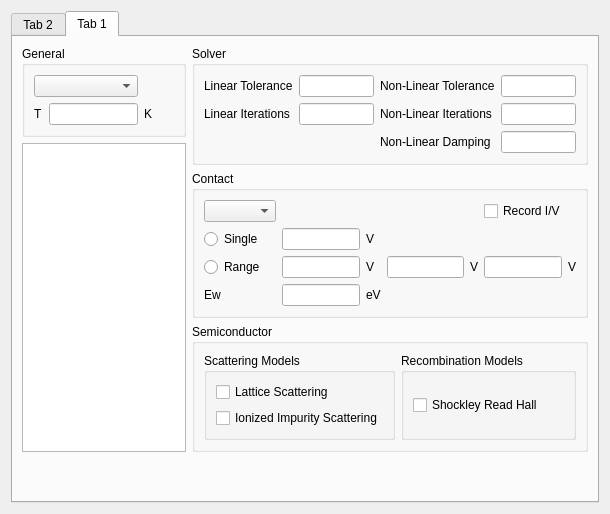
Old version of the form modules/ViennaMini/viennaminiform.ui in the repository viennamos/viennamos-dev.
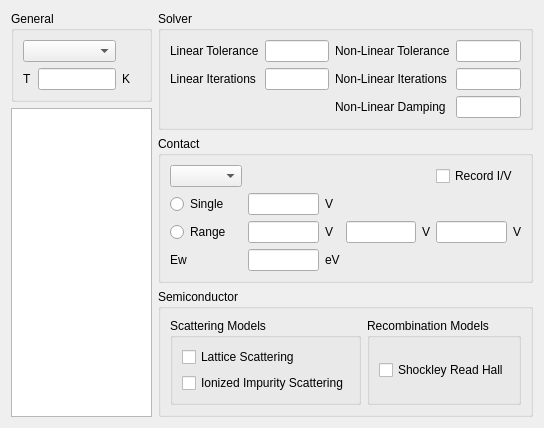
New version of the form.

Commit message:
removed obsolete tab hierarchy in the UI.
now the ViennaMini module just has one big 'widget' containing
all different paramter groups

```diff
--- a/modules/ViennaMini/viennaminiform.ui
+++ b/modules/ViennaMini/viennaminiform.ui
@@ -6,158 +6,14 @@
    <rect>
     <x>0</x>
     <y>0</y>
-    <width>610</width>
-    <height>514</height>
+    <width>544</width>
+    <height>418</height>
    </rect>
   </property>
   <property name="windowTitle">
    <string>Form</string>
   </property>
   <layout class="QGridLayout" name="gridLayout">
-   <item row="0" column="2">
-    <widget class="QTabWidget" name="tabWidget">
-     <property name="currentIndex">
-      <number>1</number>
-     </property>
-     <widget class="QWidget" name="tab_2">
-      <attribute name="title">
-       <string>Tab 2</string>
-      </attribute>
-      <layout class="QGridLayout" name="gridLayout_4">
-       <item row="0" column="0">
-        <spacer name="verticalSpacer">
-         <property name="orientation">
-          <enum>Qt::Vertical</enum>
-         </property>
-         <property name="sizeHint" stdset="0">
-          <size>
-           <width>20</width>
-           <height>451</height>
-          </size>
-         </property>
-        </spacer>
-       </item>
-      </layout>
-     </widget>
-     <widget class="QWidget" name="tab">
-      <attribute name="title">
-       <string>Tab 1</string>
-      </attribute>
-      <layout class="QGridLayout" name="gridLayout_6">
-       <item row="0" column="0">
-        <widget class="QGroupBox" name="groupBoxGeneral">
-         <property name="title">
-          <string>General</string>
-         </property>
-         <layout class="QGridLayout" name="gridLayout_5">
-          <item row="0" column="0" colspan="2">
-           <widget class="QComboBox" name="comboBoxProblem"/>
-          </item>
-          <item row="0" column="3">
-           <spacer name="horizontalSpacer_2">
-            <property name="orientation">
-             <enum>Qt::Horizontal</enum>
-            </property>
-            <property name="sizeHint" stdset="0">
-             <size>
-              <width>40</width>
-              <height>20</height>
-             </size>
-            </property>
-           </spacer>
-          </item>
-          <item row="1" column="0">
-           <widget class="QLabel" name="label_7">
-            <property name="text">
-             <string>T</string>
-            </property>
-           </widget>
-          </item>
-          <item row="1" column="1">
-           <widget class="QLineEdit" name="lineEditTemp"/>
-          </item>
-          <item row="1" column="2">
-           <widget class="QLabel" name="label_2">
-            <property name="text">
-             <string>K</string>
-            </property>
-           </widget>
-          </item>
-          <item row="1" column="3">
-           <spacer name="horizontalSpacer">
-            <property name="orientation">
-             <enum>Qt::Horizontal</enum>
-            </property>
-            <property name="sizeHint" stdset="0">
-             <size>
-              <width>15</width>
-              <height>20</height>
-             </size>
-            </property>
-           </spacer>
-          </item>
-         </layout>
-        </widget>
-       </item>
-       <item row="0" column="1" rowspan="2">
-        <widget class="QGroupBox" name="groupBoxSolver">
-         <property name="title">
-          <string>Solver</string>
-         </property>
-         <layout class="QGridLayout" name="gridLayout_3">
-          <item row="1" column="1">
-           <widget class="QLineEdit" name="lineEditLinSolveIterations"/>
-          </item>
-          <item row="1" column="3">
-           <widget class="QLineEdit" name="lineEditNonLinSolveIterations"/>
-          </item>
-          <item row="2" column="2">
-           <widget class="QLabel" name="label_14">
-            <property name="text">
-             <string>Non-Linear Damping</string>
-            </property>
-           </widget>
-          </item>
-          <item row="0" column="0">
-           <widget class="QLabel" name="label_10">
-            <property name="text">
-             <string>Linear Tolerance</string>
-            </property>
-           </widget>
-          </item>
-          <item row="1" column="0">
-           <widget class="QLabel" name="label_11">
-            <property name="text">
-             <string>Linear Iterations</string>
-            </property>
-           </widget>
-          </item>
-          <item row="0" column="1">
-           <widget class="QLineEdit" name="lineEditLinSolveTol"/>
-          </item>
-          <item row="0" column="3">
-           <widget class="QLineEdit" name="lineEditNonLinSolveTol"/>
-          </item>
-          <item row="2" column="3">
-           <widget class="QLineEdit" name="lineEditNonLinSolveDamping"/>
-          </item>
-          <item row="0" column="2">
-           <widget class="QLabel" name="label_12">
-            <property name="text">
-             <string>Non-Linear Tolerance</string>
-            </property>
-           </widget>
-          </item>
-          <item row="1" column="2">
-           <widget class="QLabel" name="label_13">
-            <property name="text">
-             <string>Non-Linear Iterations</string>
-            </property>
-           </widget>
-          </item>
-         </layout>
-        </widget>
-       </item>
        <item row="1" column="0" rowspan="3">
         <widget class="QTableWidget" name="tableWidgetSegmentRoles"/>
        </item>
@@ -338,21 +194,118 @@
          </layout>
         </widget>
        </item>
-       <item row="4" column="1">
-        <spacer name="verticalSpacer_2">
+   <item row="0" column="0">
+    <widget class="QGroupBox" name="groupBoxGeneral">
+     <property name="title">
+      <string>General</string>
+     </property>
+     <layout class="QGridLayout" name="gridLayout_5">
+      <item row="0" column="0" colspan="2">
+       <widget class="QComboBox" name="comboBoxProblem"/>
+      </item>
+      <item row="0" column="3">
+       <spacer name="horizontalSpacer_2">
          <property name="orientation">
-          <enum>Qt::Vertical</enum>
+         <enum>Qt::Horizontal</enum>
          </property>
          <property name="sizeHint" stdset="0">
           <size>
-           <width>20</width>
-           <height>45</height>
+          <width>40</width>
+          <height>20</height>
           </size>
          </property>
         </spacer>
        </item>
-      </layout>
-     </widget>
+      <item row="1" column="0">
+       <widget class="QLabel" name="label_7">
+        <property name="text">
+         <string>T</string>
+        </property>
+       </widget>
+      </item>
+      <item row="1" column="1">
+       <widget class="QLineEdit" name="lineEditTemp"/>
+      </item>
+      <item row="1" column="2">
+       <widget class="QLabel" name="label_2">
+        <property name="text">
+         <string>K</string>
+        </property>
+       </widget>
+      </item>
+      <item row="1" column="3">
+       <spacer name="horizontalSpacer">
+        <property name="orientation">
+         <enum>Qt::Horizontal</enum>
+        </property>
+        <property name="sizeHint" stdset="0">
+         <size>
+          <width>15</width>
+          <height>20</height>
+         </size>
+        </property>
+       </spacer>
+      </item>
+     </layout>
+    </widget>
+   </item>
+   <item row="0" column="1" rowspan="2">
+    <widget class="QGroupBox" name="groupBoxSolver">
+     <property name="title">
+      <string>Solver</string>
+     </property>
+     <layout class="QGridLayout" name="gridLayout_3">
+      <item row="1" column="1">
+       <widget class="QLineEdit" name="lineEditLinSolveIterations"/>
+      </item>
+      <item row="1" column="3">
+       <widget class="QLineEdit" name="lineEditNonLinSolveIterations"/>
+      </item>
+      <item row="2" column="2">
+       <widget class="QLabel" name="label_14">
+        <property name="text">
+         <string>Non-Linear Damping</string>
+        </property>
+       </widget>
+      </item>
+      <item row="0" column="0">
+       <widget class="QLabel" name="label_10">
+        <property name="text">
+         <string>Linear Tolerance</string>
+        </property>
+       </widget>
+      </item>
+      <item row="1" column="0">
+       <widget class="QLabel" name="label_11">
+        <property name="text">
+         <string>Linear Iterations</string>
+        </property>
+       </widget>
+      </item>
+      <item row="0" column="1">
+       <widget class="QLineEdit" name="lineEditLinSolveTol"/>
+      </item>
+      <item row="0" column="3">
+       <widget class="QLineEdit" name="lineEditNonLinSolveTol"/>
+      </item>
+      <item row="2" column="3">
+       <widget class="QLineEdit" name="lineEditNonLinSolveDamping"/>
+      </item>
+      <item row="0" column="2">
+       <widget class="QLabel" name="label_12">
+        <property name="text">
+         <string>Non-Linear Tolerance</string>
+        </property>
+       </widget>
+      </item>
+      <item row="1" column="2">
+       <widget class="QLabel" name="label_13">
+        <property name="text">
+         <string>Non-Linear Iterations</string>
+        </property>
+       </widget>
+      </item>
+     </layout>
     </widget>
    </item>
   </layout>
```
Lines whose indentation alone changed are shown as unchanged. The commit also changes 1 other file.
